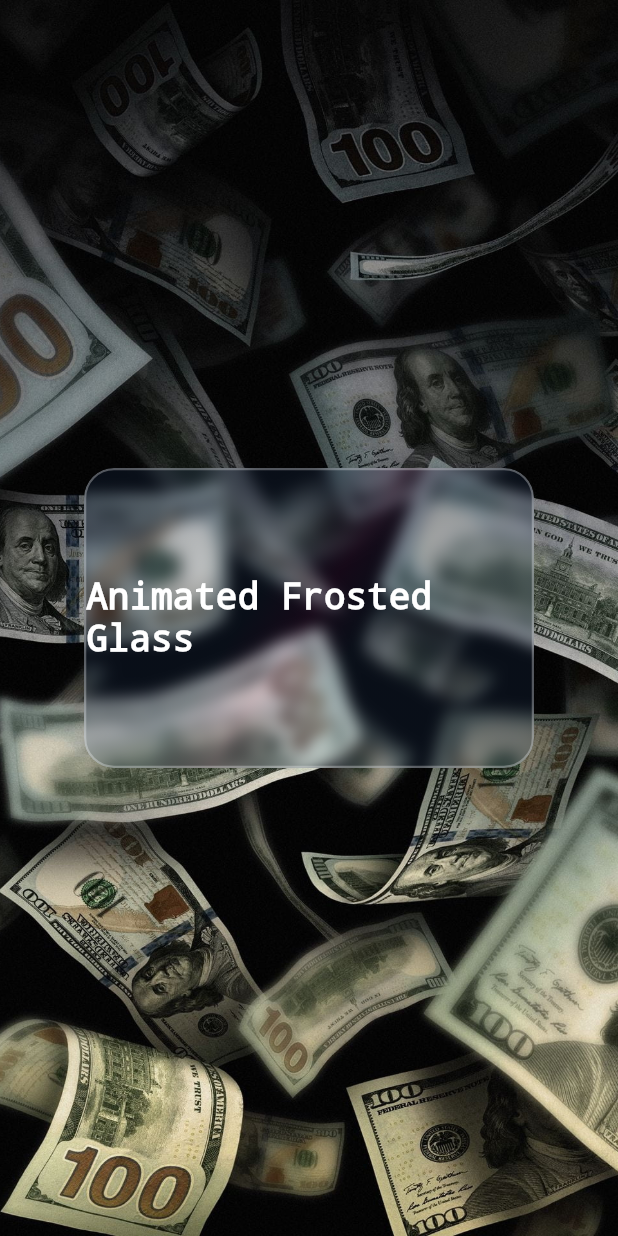
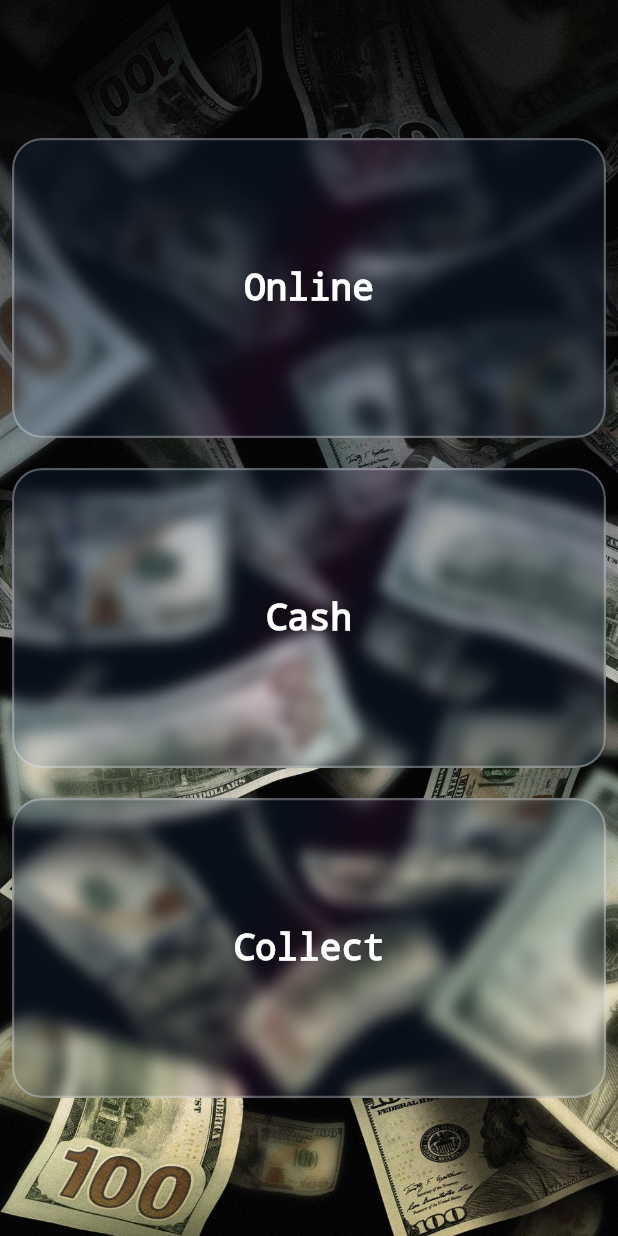
Before and after one commit to Yash05080/IntelliSpend, a Flutter app: the screen it shows after launch, on a phone screen of 412 x 824 dp. Run offline on Flutter 3.47's test engine with Material 3 defaults, Android fonts, the phone set to English and light mode, and no system bars.

```diff
--- a/lib/frosted.dart
+++ b/lib/frosted.dart
@@ -47,8 +47,13 @@ class _FrostedContainerState extends State<FrostedContainer>
           ),
         ),
         // Frosted glass container with animated gradient
-        Center(
-          child: ClipRRect(
+        Padding(
+          padding: const EdgeInsets.all(8.0),
+          child: Column(
+            crossAxisAlignment: CrossAxisAlignment.center,
+            mainAxisAlignment: MainAxisAlignment.center,
+            children: [
+              ClipRRect(
                 borderRadius: BorderRadius.circular(20.0),
                 child: BackdropFilter(
                   filter: ImageFilter.blur(sigmaX: 5.0, sigmaY: 5.0),
@@ -56,7 +61,7 @@ class _FrostedContainerState extends State<FrostedContainer>
                     animation: _controller,
                     builder: (context, child) {
                       return Container(
-                    width: 300.0,
+                        width: double.maxFinite,
                         height: 200.0,
                         decoration: BoxDecoration(
                           gradient: LinearGradient(
@@ -67,8 +72,8 @@ class _FrostedContainerState extends State<FrostedContainer>
                             ],
                             stops: [0.0, 0.5, 1.0],
                             begin: _animation.value,
-                        end:
-                            Alignment(-_animation.value.x, -_animation.value.y),
+                            end: Alignment(
+                                -_animation.value.x, -_animation.value.y),
                           ),
                           color: Colors.white.withOpacity(0.2),
                           borderRadius: BorderRadius.circular(20.0),
@@ -79,7 +84,7 @@ class _FrostedContainerState extends State<FrostedContainer>
                         ),
                         child: Center(
                           child: Text(
-                        'Animated Frosted Glass',
+                            'Online',
                             style: TextStyle(
                               fontSize: 24.0,
                               color: Colors.white,
@@ -93,6 +98,104 @@ class _FrostedContainerState extends State<FrostedContainer>
                   ),
                 ),
               ),
+              SizedBox(
+                height: 20,
+              ),
+              ClipRRect(
+                borderRadius: BorderRadius.circular(20.0),
+                child: BackdropFilter(
+                  filter: ImageFilter.blur(sigmaX: 5.0, sigmaY: 5.0),
+                  child: AnimatedBuilder(
+                    animation: _controller,
+                    builder: (context, child) {
+                      return Container(
+                        width: double.maxFinite,
+                        height: 200.0,
+                        decoration: BoxDecoration(
+                          gradient: LinearGradient(
+                            colors: [
+                              Colors.blueAccent.withOpacity(0.4),
+                              Colors.purpleAccent.withOpacity(0.4),
+                              Colors.blueAccent.withOpacity(0.4),
+                            ],
+                            stops: [0.0, 0.5, 1.0],
+                            begin: _animation.value,
+                            end: Alignment(
+                                -_animation.value.x, -_animation.value.y),
+                          ),
+                          color: Colors.white.withOpacity(0.2),
+                          borderRadius: BorderRadius.circular(20.0),
+                          border: Border.all(
+                            color: Colors.white.withOpacity(0.3),
+                            width: 1.5,
+                          ),
+                        ),
+                        child: Center(
+                          child: Text(
+                            'Cash',
+                            style: TextStyle(
+                              fontSize: 24.0,
+                              color: Colors.white,
+                              fontWeight: FontWeight.bold,
+                              decoration: TextDecoration.none,
+                            ),
+                          ),
+                        ),
+                      );
+                    },
+                  ),
+                ),
+              ),
+              SizedBox(
+                height: 20,
+              ),
+              ClipRRect(
+                borderRadius: BorderRadius.circular(20.0),
+                child: BackdropFilter(
+                  filter: ImageFilter.blur(sigmaX: 5.0, sigmaY: 5.0),
+                  child: AnimatedBuilder(
+                    animation: _controller,
+                    builder: (context, child) {
+                      return Container(
+                        width: double.maxFinite,
+                        height: 200.0,
+                        decoration: BoxDecoration(
+                          gradient: LinearGradient(
+                            colors: [
+                              Colors.blueAccent.withOpacity(0.4),
+                              Colors.purpleAccent.withOpacity(0.4),
+                              Colors.blueAccent.withOpacity(0.4),
+                            ],
+                            stops: [0.0, 0.5, 1.0],
+                            begin: _animation.value,
+                            end: Alignment(
+                                -_animation.value.x, -_animation.value.y),
+                          ),
+                          color: Colors.white.withOpacity(0.2),
+                          borderRadius: BorderRadius.circular(20.0),
+                          border: Border.all(
+                            color: Colors.white.withOpacity(0.3),
+                            width: 1.5,
+                          ),
+                        ),
+                        child: Center(
+                          child: Text(
+                            'Collect',
+                            style: TextStyle(
+                              fontSize: 24.0,
+                              color: Colors.white,
+                              fontWeight: FontWeight.bold,
+                              decoration: TextDecoration.none,
+                            ),
+                          ),
+                        ),
+                      );
+                    },
+                  ),
+                ),
+              ),
+            ],
+          ),
         ),
       ],
     );
--- a/lib/main.dart
+++ b/lib/main.dart
@@ -12,6 +12,7 @@ class MyApp extends StatelessWidget {
   @override
   Widget build(BuildContext context) {
     return MaterialApp(
+      debugShowCheckedModeBanner: false,
       title: 'Flutter Demo',
       theme: ThemeData(
         colorScheme: ColorScheme.fromSeed(seedColor: Colors.deepPurple),
```
Also changed, not shown: lib/Online/Onlinehome.dart (added, +19 -0 lines), lib/homepage.dart (+40 -36 lines). Lines whose indentation alone changed are shown as unchanged.
